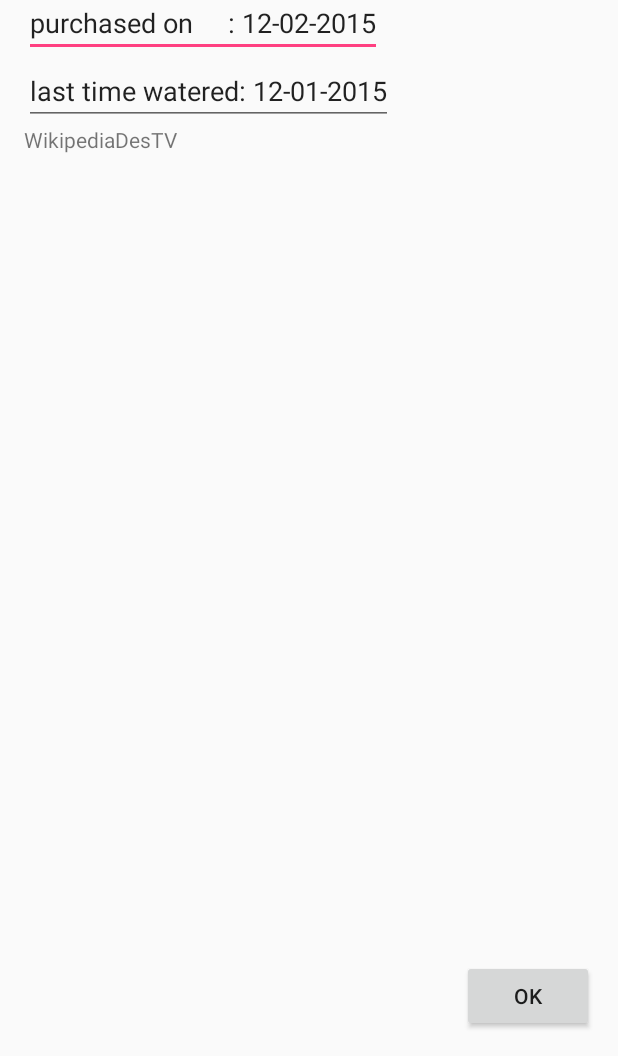
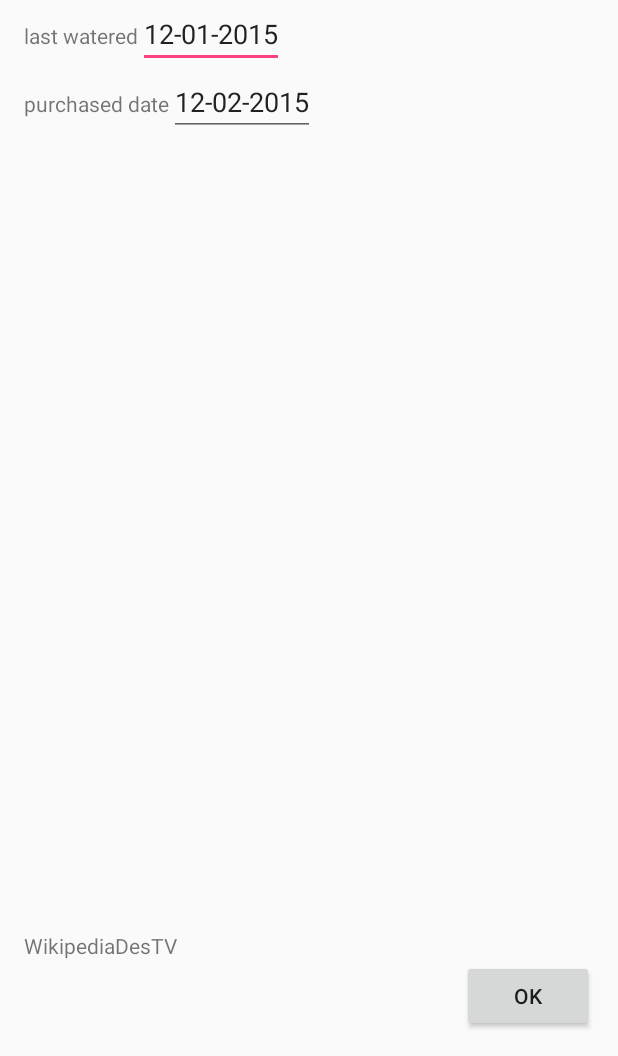
Before and after one commit to JNorbury/Jonahnorbury-pset6, an Android app: the screen it shows after launch (ShowPlantActivity), after a tap on "Bonsai", on a phone screen of 412 x 824 dp, the part 180-1236 px from its top. Run offline under Robolectric (Android 15) with nearby library versions, the phone set to English and light mode, and no system bars.

Commit message:
loaded plants into textviews/edittexts, MAKE ASYNC TASK FOR DESCRIPTION + IMAGE!

```diff
--- a/app/src/main/java/jnorbury/jonahnorbury_pset6/ShowPlantActivity.java
+++ b/app/src/main/java/jnorbury/jonahnorbury_pset6/ShowPlantActivity.java
@@ -2,9 +2,9 @@ package jnorbury.jonahnorbury_pset6;
 
 import android.support.v7.app.AppCompatActivity;
 import android.os.Bundle;
+import android.widget.EditText;
 import android.widget.TextView;
 
-import org.w3c.dom.Text;
 
 public class ShowPlantActivity extends AppCompatActivity {
 
@@ -15,8 +15,9 @@ public class ShowPlantActivity extends AppCompatActivity {
         Plant plant = (Plant) getIntent().getSerializableExtra("plant");
 
         ((TextView) this.findViewById(R.id.plantnameTV)).setText(plant.getName());
-        ((TextView) this.findViewById(R.id.purchaseTV)).setText( "purchased on     : " + plant.getPurchase_date());
-        ((TextView) this.findViewById(R.id.lastwaterTV)).setText("last time watered: " + plant.getLast_watered());
+
+        ((EditText) this.findViewById(R.id.purchaseET)).setText(plant.getPurchase_date());
+        ((EditText) this.findViewById(R.id.lastwaterET)).setText(plant.getLast_watered());
 
     }
 }
--- a/app/src/main/res/layout/activity_show_plant.xml
+++ b/app/src/main/res/layout/activity_show_plant.xml
@@ -30,29 +30,11 @@
         android:layout_alignParentEnd="true"
         android:id="@+id/plantIV" />
 
-    <EditText
-        android:text="purchase date"
-        android:layout_width="wrap_content"
-        android:layout_height="wrap_content"
-        android:layout_below="@+id/plantnameTV"
-        android:layout_alignParentLeft="true"
-        android:layout_alignParentStart="true"
-        android:id="@+id/purchaseTV" />
-
-    <EditText
-        android:text="Last Water Date"
-        android:layout_width="wrap_content"
-        android:layout_height="wrap_content"
-        android:layout_below="@+id/purchaseTV"
-        android:layout_alignParentLeft="true"
-        android:layout_alignParentStart="true"
-        android:id="@+id/lastwaterTV" />
 
     <TextView
         android:text="WikipediaDesTV"
         android:layout_width="wrap_content"
         android:layout_height="wrap_content"
-        android:layout_below="@+id/lastwaterTV"
         android:layout_alignParentLeft="true"
         android:layout_alignParentStart="true"
         android:id="@+id/WikipediaDesTV"
@@ -68,4 +50,64 @@
         android:layout_alignParentBottom="true"
         android:layout_alignParentRight="true"
         android:layout_alignParentEnd="true" />
+
+    <LinearLayout
+        android:layout_width="wrap_content"
+        android:layout_height="wrap_content"
+        android:id="@+id/wateredLL"
+        android:layout_below="@+id/plantIV"
+        android:layout_alignParentLeft="true"
+        android:layout_alignParentStart="true">
+
+        <TextView
+            android:text="last watered"
+            android:layout_width="wrap_content"
+            android:layout_height="wrap_content"
+            android:layout_below="@+id/purchaseET"
+            android:layout_alignParentLeft="true"
+            android:layout_alignParentStart="true"
+            android:id="@+id/lastwaterTV" />
+
+        <EditText
+            android:layout_width="wrap_content"
+            android:layout_height="wrap_content"
+            android:id="@+id/lastwaterET"
+            android:text="lastwatered"
+            android:textColorHint="@android:color/black"/>
+    </LinearLayout>
+
+    <LinearLayout
+        android:layout_width="wrap_content"
+        android:layout_height="wrap_content"
+        android:id="@+id/purchaseLL"
+        android:layout_below="@+id/wateredLL"
+        android:layout_alignParentLeft="true"
+        android:layout_alignParentStart="true">
+
+        <TextView
+            android:text="purchased date"
+            android:layout_width="wrap_content"
+            android:layout_height="wrap_content"
+            android:id="@+id/purchaseTV" />
+
+        <EditText
+            android:text="purchase date"
+            android:layout_width="0dp"
+            android:layout_height="wrap_content"
+            android:id="@+id/purchaseET"
+            android:layout_weight="1" />
+
+    </LinearLayout>
+
+    <TextView
+        android:text="last watered"
+        android:layout_width="wrap_content"
+        android:layout_height="wrap_content"
+        android:layout_alignParentBottom="true"
+        android:layout_alignParentLeft="true"
+        android:layout_alignParentStart="true"
+        android:layout_marginLeft="457dp"
+        android:layout_marginStart="457dp"
+        android:id="@+id/textView" />
+
 </RelativeLayout>
```
